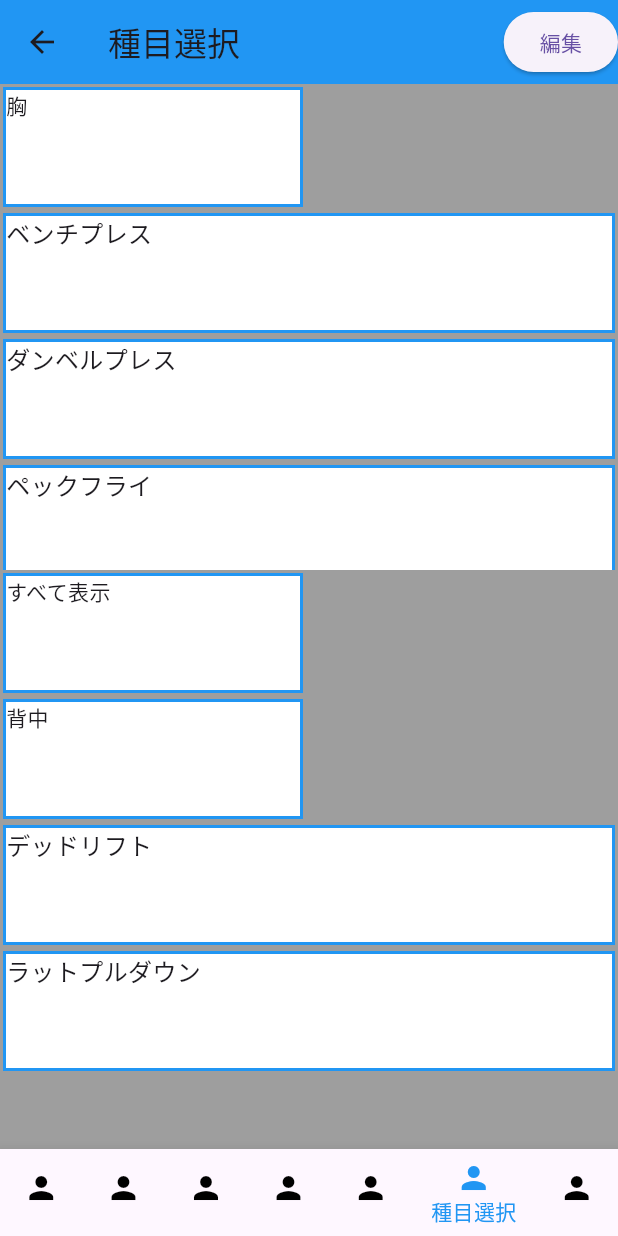
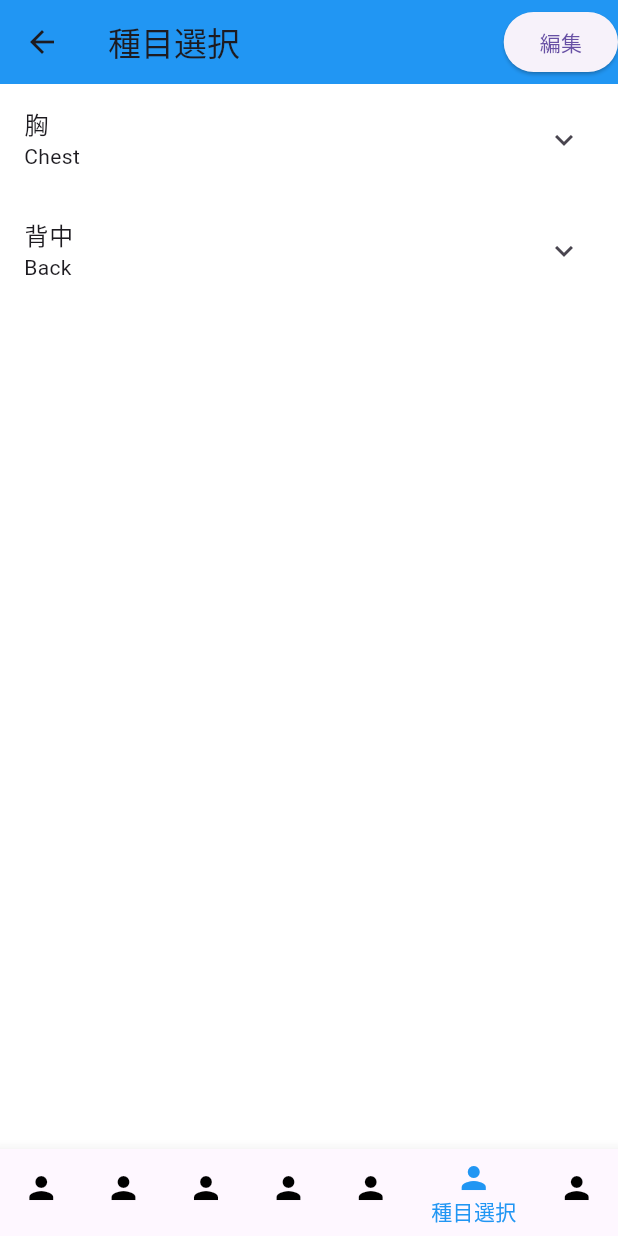
Before and after one commit to tarobeeflight/iron_log, a Flutter app: the screen it shows after launch, item 6 of the bottom bar chosen, on a phone screen of 412 x 824 dp. Run offline on Flutter 3.47's test engine with Material 3 defaults, Android fonts, the phone set to English and light mode, and no system bars; our stand-ins replace flutter_riverpod.

Commit message:
種目選択　更新

```diff
--- a/lib/shumoku_sentaku.dart
+++ b/lib/shumoku_sentaku.dart
@@ -66,7 +66,7 @@ class ShumokuSentaku extends StatelessWidget {
     final chestCon = Center(child: SizedBox(child: chestList));
 
     final sca = Scaffold(
-      backgroundColor: Colors.grey,
+      backgroundColor: Colors.white,
       appBar: AppBar(
         backgroundColor: Colors.blue,
         leading: IconButton(onPressed: () {}, icon: Icon(Icons.arrow_back)),
@@ -79,91 +79,57 @@ class ShumokuSentaku extends StatelessWidget {
             crossAxisAlignment: CrossAxisAlignment.start,
 
             children: <Widget>[
-              Container(
-                width: 200,
-                height: 80,
-                margin: EdgeInsets.all(2),
-                decoration: BoxDecoration(
-                  color: Colors.white,
-                  border: Border.all(color: Colors.blue, width: 2),
-                ),
-                child: Text("胸"),
-              ),
-              SizedBox(
-                height: 240,
-                child: ListView.builder(
+              ExpansionTile(
+                title: const Text('胸'),
+                subtitle: const Text('Chest'),
+                children: <Widget>[
+                  ListView.builder(
+                    shrinkWrap: true,
+                    physics: const NeverScrollableScrollPhysics(),
                     itemCount: chestModels.length,
                     itemBuilder: (context, index) {
                       return Container(
-                      margin: EdgeInsets.all(2),
-                      decoration: BoxDecoration(
-                        color: Colors.white,
-                        border: Border.all(color: Colors.blue, width: 2),
-                      ),
-                      height: 80,
+                        //margin: EdgeInsets.all(1),
+                        decoration: BoxDecoration(color: Colors.white),
+                        height: 60,
+                        alignment: Alignment.centerLeft,
                         child: Text(
                           chestModels[index].shumokuMei,
-                        style: TextStyle(fontSize: 16),
+                          style: TextStyle(
+                            fontSize: 16,
+                            decoration: TextDecoration.underline,
+                          ),
                         ),
                       );
                     },
                   ),
-              ),
-              Container(
-                width: 200,
-                height: 80,
-                margin: EdgeInsets.all(2),
-                decoration: BoxDecoration(
-                  color: Colors.white,
-                  border: Border.all(color: Colors.blue, width: 2),
-                ),
-                child: Text("すべて表示"),
-              ),
                 ],
               ),
-          Column(
-            crossAxisAlignment: CrossAxisAlignment.start,
-
+              ExpansionTile(
+                title: const Text('背中'),
+                subtitle: const Text('Back'),
                 children: <Widget>[
-              Container(
-                width: 200,
-                height: 80,
-                margin: EdgeInsets.all(2),
-                decoration: BoxDecoration(
-                  color: Colors.white,
-                  border: Border.all(color: Colors.blue, width: 2),
-                ),
-                child: Text("背中"),
-              ),
-              SizedBox(
-                height: 240,
-                child: ListView.builder(
+                  ListView.builder(
+                    shrinkWrap: true,
+                    physics: const NeverScrollableScrollPhysics(),
                     itemCount: backModels.length,
                     itemBuilder: (context, index) {
                       return Container(
-                      margin: EdgeInsets.all(2),
-                      decoration: BoxDecoration(
-                        color: Colors.white,
-                        border: Border.all(color: Colors.blue, width: 2),
-                      ),
-                      height: 80,
+                        //margin: EdgeInsets.all(1),
+                        decoration: BoxDecoration(color: Colors.white),
+                        height: 60,
+                        alignment: Alignment.centerLeft,
                         child: Text(
                           backModels[index].shumokuMei,
-                        style: TextStyle(fontSize: 16),
+                          style: TextStyle(
+                            fontSize: 16,
+                            decoration: TextDecoration.underline,
+                          ),
                         ),
                       );
                     },
                   ),
-              ),
-              Container(
-                width: 200,
-                height: 80,
-                margin: EdgeInsets.all(2),
-                decoration: BoxDecoration(
-                  color: Colors.white,
-                  border: Border.all(color: Colors.blue, width: 2),
-                ),
-                child: Text("すべて表示"),
+                ],
               ),
             ],
           ),
```
Lines whose indentation alone changed are shown as unchanged.
